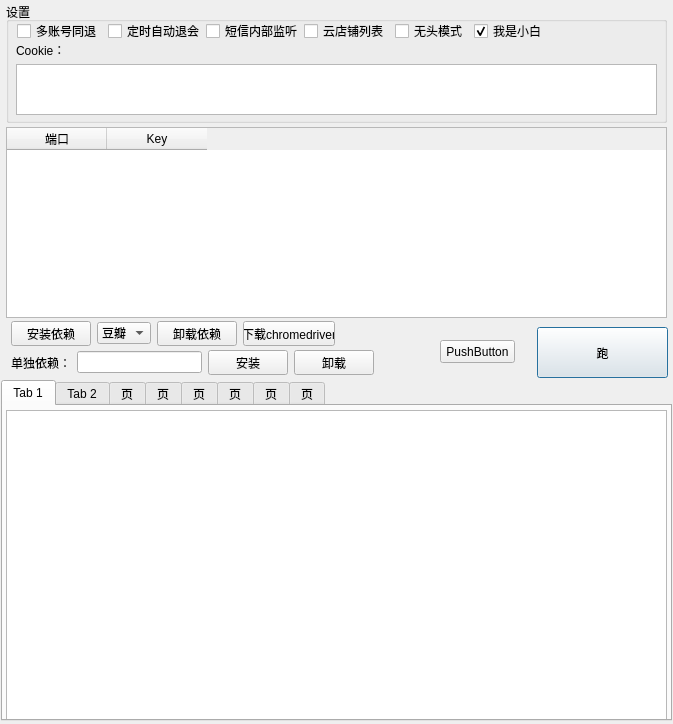
Old version of the form JDMCA_Form.ui in the repository xieshang/JDMemberCloseAccount.
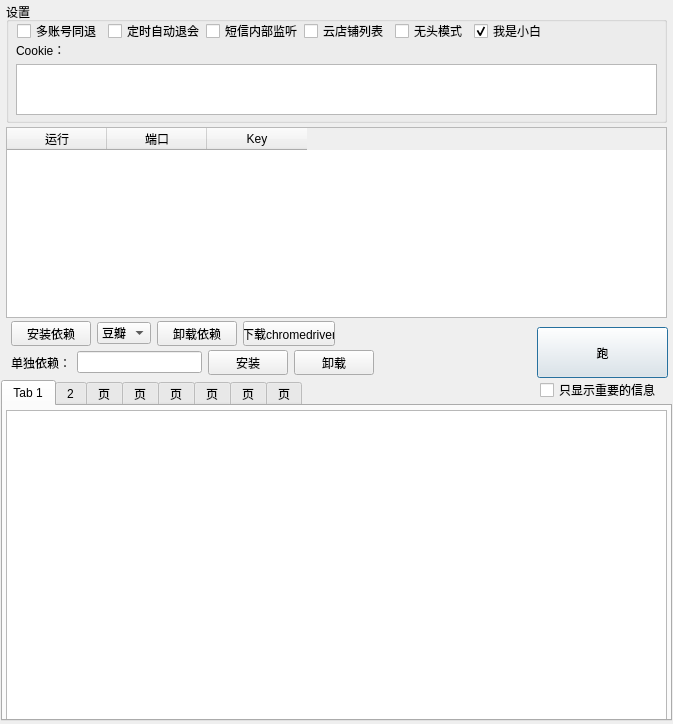
New version of the form. The open tabs and pages were chosen to show the change.

Commit message: 界面增加账号开关；

```diff
--- a/JDMCA_Form.ui
+++ b/JDMCA_Form.ui
@@ -144,6 +144,11 @@
      <height>191</height>
     </rect>
    </property>
+   <column>
+    <property name="text">
+     <string>运行</string>
+    </property>
+   </column>
    <column>
     <property name="text">
      <string>端口</string>
@@ -248,19 +253,6 @@
     </item>
    </layout>
   </widget>
-  <widget class="QPushButton" name="pushButton">
-   <property name="geometry">
-    <rect>
-     <x>440</x>
-     <y>340</y>
-     <width>75</width>
-     <height>23</height>
-    </rect>
-   </property>
-   <property name="text">
-    <string>PushButton</string>
-   </property>
-  </widget>
   <widget class="QTabWidget" name="LogTab">
    <property name="geometry">
     <rect>
@@ -290,7 +282,7 @@
    </widget>
    <widget class="QWidget" name="tab_2">
     <attribute name="title">
-     <string>Tab 2</string>
+     <string>2</string>
     </attribute>
     <widget class="QTextEdit" name="LogText_2">
      <property name="geometry">
@@ -394,6 +386,19 @@
     </widget>
    </widget>
   </widget>
+  <widget class="QCheckBox" name="OnlyShowErr">
+   <property name="geometry">
+    <rect>
+     <x>540</x>
+     <y>380</y>
+     <width>131</width>
+     <height>20</height>
+    </rect>
+   </property>
+   <property name="text">
+    <string>只显示重要的信息</string>
+   </property>
+  </widget>
  </widget>
  <tabstops>
   <tabstop>Chk_Muilt</tabstop>
```
Left out of the diff: 2 changed lines with no effect on the pictures. The commit also changes 1 other file.
